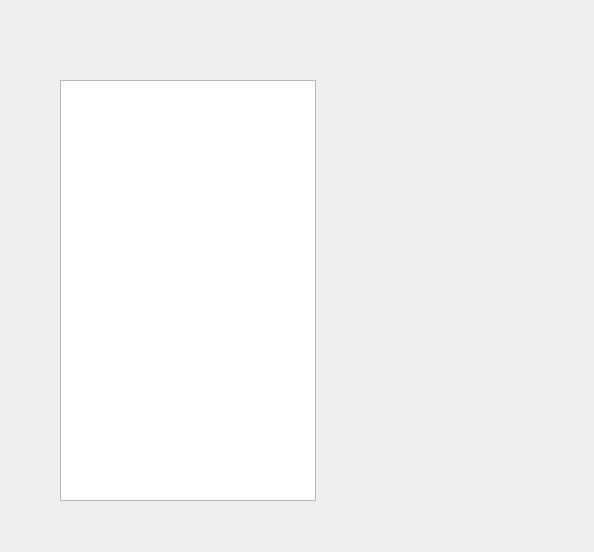
moetaei/CS1D-Basketball, file CS1D-Basketball-master/Basketball/confirmcustom2.ui: the form before one commit.
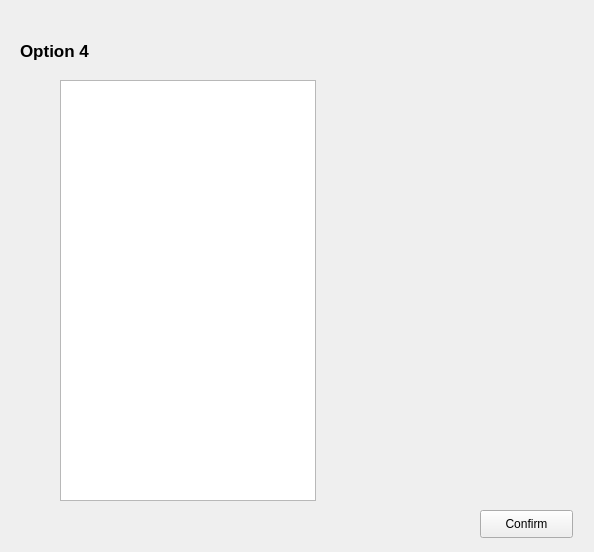
The form after the commit.

```diff
--- a/CS1D-Basketball-master/Basketball/confirmcustom2.ui
+++ b/CS1D-Basketball-master/Basketball/confirmcustom2.ui
@@ -26,6 +26,43 @@
     <enum>QAbstractItemView::MultiSelection</enum>
    </property>
   </widget>
+  <widget class="QPushButton" name="pushButton">
+   <property name="geometry">
+    <rect>
+     <x>480</x>
+     <y>510</y>
+     <width>93</width>
+     <height>28</height>
+    </rect>
+   </property>
+   <property name="text">
+    <string>Confirm</string>
+   </property>
+  </widget>
+  <widget class="QLabel" name="label">
+   <property name="geometry">
+    <rect>
+     <x>20</x>
+     <y>30</y>
+     <width>331</width>
+     <height>41</height>
+    </rect>
+   </property>
+   <property name="font">
+    <font>
+     <pointsize>13</pointsize>
+     <weight>75</weight>
+     <bold>true</bold>
+     <kerning>true</kerning>
+    </font>
+   </property>
+   <property name="text">
+    <string>Option 4</string>
+   </property>
+   <property name="textFormat">
+    <enum>Qt::PlainText</enum>
+   </property>
+  </widget>
  </widget>
  <resources/>
  <connections/>
```
